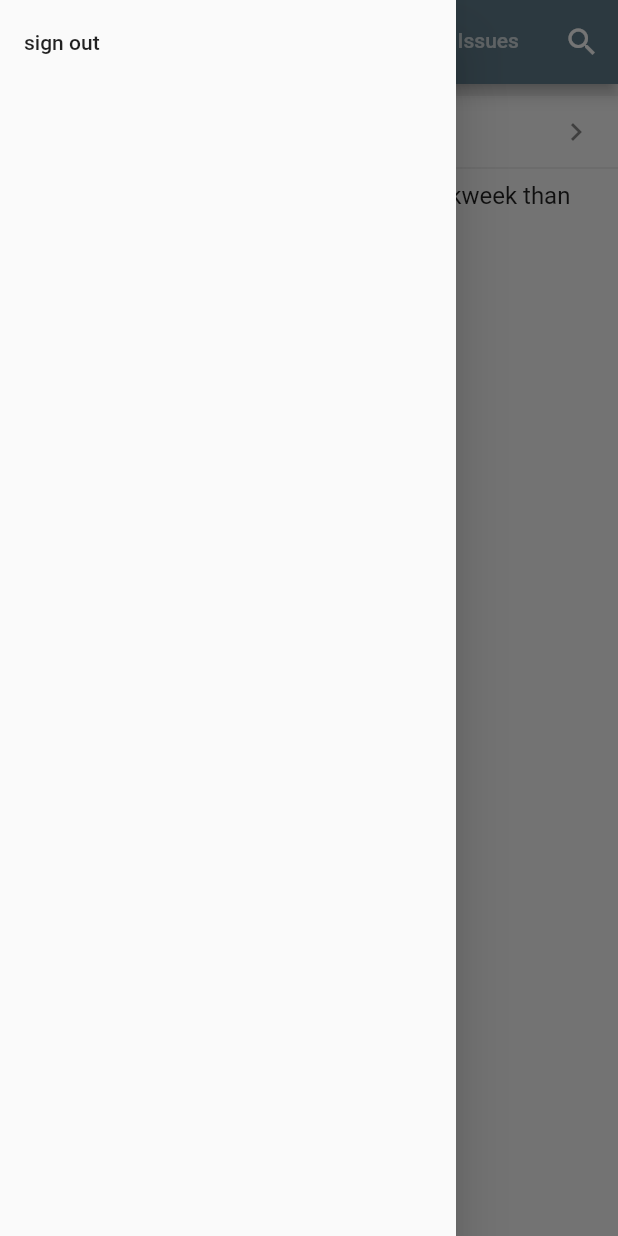
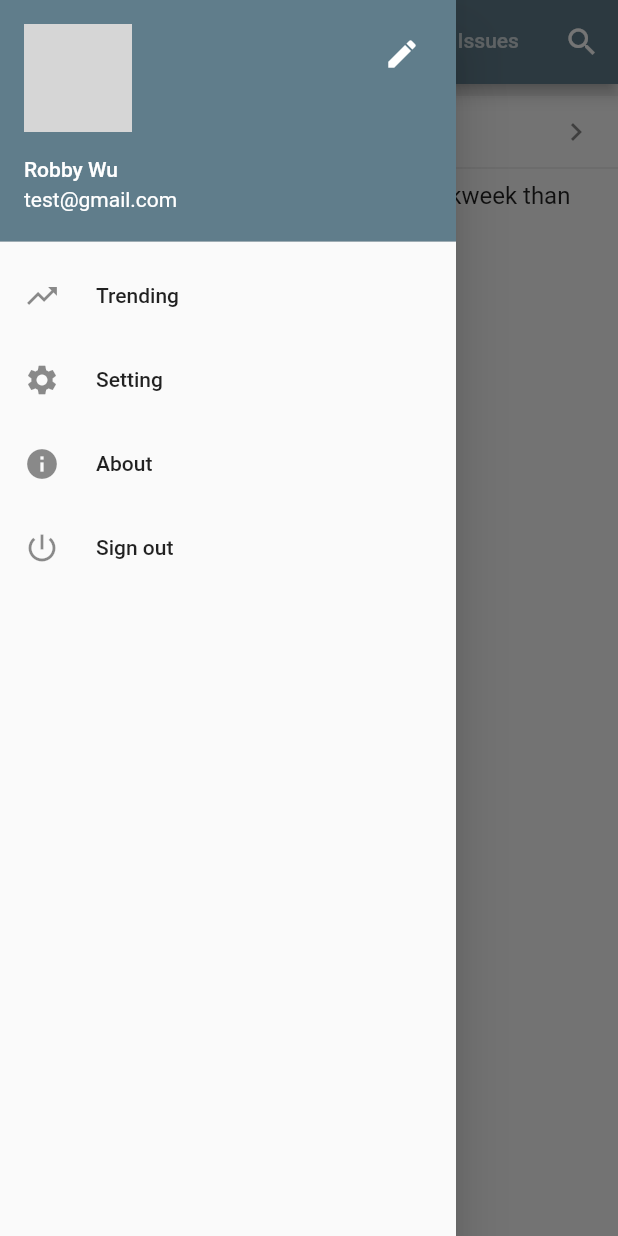
Before and after one commit to explooosion/gitme-learn, a Flutter app: the MainPage screen opened by its route, with the side drawer open, on a phone screen of 412 x 824 dp. Run offline on Flutter 3.47's test engine with Material 2 defaults, Android fonts, the light colour scheme and no system bars; our stand-ins replace flutter_progress_hud; network calls fail; grey boxes are pictures that could not be loaded.

Commit message:
Add tile and search

```diff
--- /dev/null
+++ b/lib/components/drawer_tile.dart
@@ -0,0 +1,28 @@
+import 'package:flutter/material.dart';
+
+class DrawerTile extends StatelessWidget {
+  const DrawerTile({
+    Key key,
+    this.icon,
+    this.text = "",
+    this.onPressed,
+  }) : super(key: key);
+
+  final Icon icon;
+  final String text;
+  final Function onPressed;
+
+  @override
+  Widget build(BuildContext context) {
+    return ListTile(
+      title: Row(
+        children: <Widget>[
+          icon,
+          SizedBox(width: 24),
+          Text(text),
+        ],
+      ),
+      onTap: onPressed ?? () {},
+    );
+  }
+}
--- a/lib/pages/home.dart
+++ b/lib/pages/home.dart
@@ -2,6 +2,8 @@ import 'package:flutter/material.dart';
 import 'package:my_app/pages/activity.dart';
 import 'package:my_app/pages/issue.dart';
 import 'package:my_app/pages/repo.dart';
+import 'package:my_app/pages/search.dart';
+import 'package:my_app/components/drawer_tile.dart';
 
 class MainPage extends StatelessWidget {
   @override
@@ -23,7 +25,12 @@ class MainPage extends StatelessWidget {
           actions: <Widget>[
             IconButton(
               icon: Icon(Icons.search),
-              onPressed: () {},
+              onPressed: () {
+                showSearch(
+                  context: context,
+                  delegate: GitmeRebornSearchDelegate(),
+                );
+              },
             )
           ],
         ),
@@ -37,9 +44,46 @@ class MainPage extends StatelessWidget {
           child: ListView(
             // padding: EdgeInsets.zero,
             children: <Widget>[
-              ListTile(
-                title: Text('sign out'),
-                onTap: () async {
+              UserAccountsDrawerHeader(
+                decoration: BoxDecoration(
+                  color: Colors.blueGrey,
+                ),
+                accountName: Text("Robby Wu"),
+                accountEmail: Text("test@gmail.com"),
+                currentAccountPicture: CircleAvatar(
+                  backgroundImage: NetworkImage(
+                    "https://avatars3.githubusercontent.com/u/13682994?s=88&v=4",
+                  ),
+                ),
+                otherAccountsPictures: <Widget>[
+                  Icon(Icons.edit, color: Colors.white),
+                ],
+              ),
+              DrawerTile(
+                icon: Icon(Icons.trending_up),
+                text: "Trending",
+                onPressed: () {
+                  print("Head to Trending Page");
+                },
+              ),
+              DrawerTile(
+                icon: Icon(Icons.settings),
+                text: "Setting",
+                onPressed: () {
+                  print("Head to Setting Page");
+                },
+              ),
+              DrawerTile(
+                icon: Icon(Icons.info),
+                text: "About",
+                onPressed: () {
+                  print("Head to About Page");
+                },
+              ),
+              DrawerTile(
+                icon: Icon(Icons.power_settings_new),
+                text: "Sign out",
+                onPressed: () async {
                   await showDialog(
                     context: context,
                     barrierDismissible: false,
```
Also changed, not shown: lib/pages/search.dart (added, +115 -0 lines).
